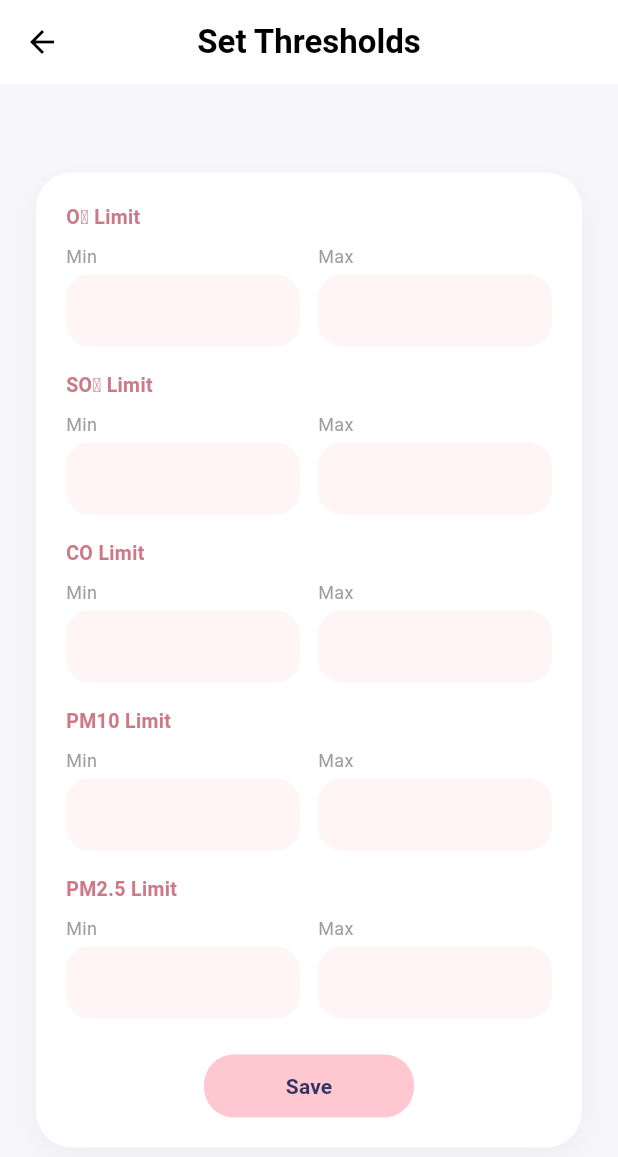
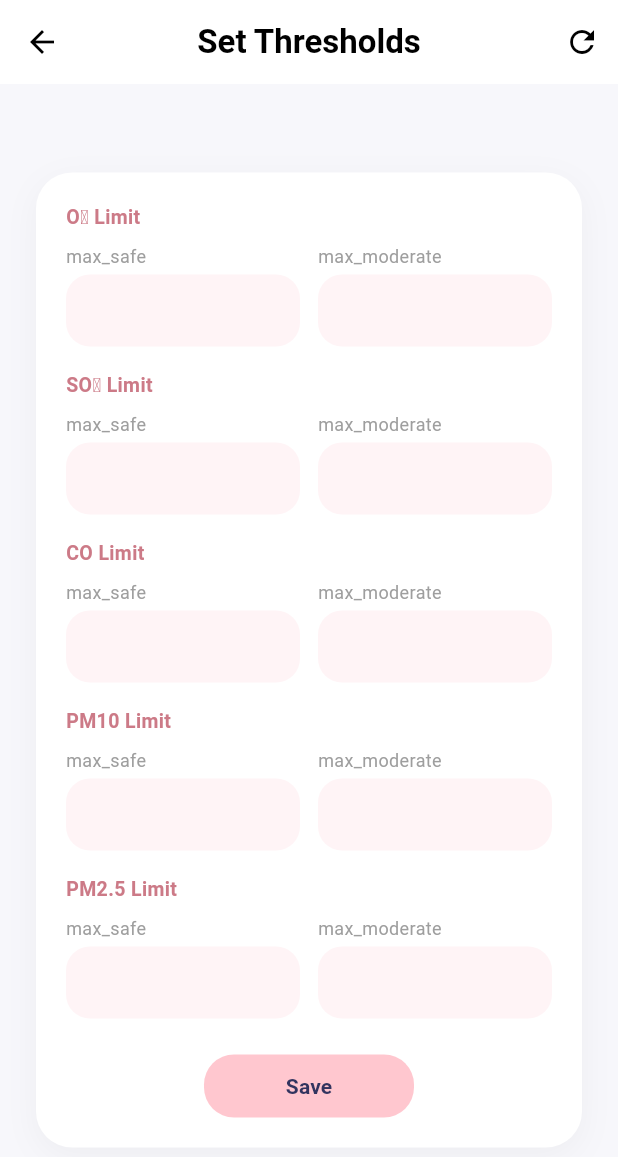
Before and after one commit to mayada388/enviroguard, a Flutter app: the AdminSetThresholdsPage screen opened directly, on a phone screen of 412 x 824 dp. Shown: the top 1157 px of the screen. Run offline on Flutter 3.47's test engine with Material 3 defaults, Android fonts, the phone set to English and light mode, and no system bars; our stand-ins replace cloud_firestore, firebase_auth, firebase_core, firebase_storage, image_picker, open_filex and 2 more; accounts and stored records are empty.

Commit message:
update atheer

```diff
--- a/lib/admin_set_thresholds_page.dart
+++ b/lib/admin_set_thresholds_page.dart
@@ -1,7 +1,130 @@
 import 'package:flutter/material.dart';
+import 'package:cloud_firestore/cloud_firestore.dart';
 
-class AdminSetThresholdsPage extends StatelessWidget {
+class AdminSetThresholdsPage extends StatefulWidget {
   const AdminSetThresholdsPage({super.key});
+
+  @override
+  State<AdminSetThresholdsPage> createState() => _AdminSetThresholdsPageState();
+}
+
+class _AdminSetThresholdsPageState extends State<AdminSetThresholdsPage> {
+  // ====== Firestore ======
+  final _db = FirebaseFirestore.instance;
+
+  // كل عنصر: label للواجهة + docId في فايرستور
+  final List<_PollutantItem> _items = const [
+    _PollutantItem(label: 'O₃ Limit', docId: 'O3'),
+    _PollutantItem(label: 'SO₂ Limit', docId: 'SO2'),
+    _PollutantItem(label: 'CO Limit', docId: 'CO'),
+    _PollutantItem(label: 'PM10 Limit', docId: 'PM10'),
+    _PollutantItem(label: 'PM2.5 Limit', docId: 'PM2_5'),
+  ];
+
+  // Controllers لكل دوكمنت
+  final Map<String, TextEditingController> _safeCtrl = {};
+  final Map<String, TextEditingController> _moderateCtrl = {};
+
+  bool _loading = true;
+  bool _saving = false;
+
+  @override
+  void initState() {
+    super.initState();
+    for (final it in _items) {
+      _safeCtrl[it.docId] = TextEditingController();
+      _moderateCtrl[it.docId] = TextEditingController();
+    }
+    _loadThresholds();
+  }
+
+  @override
+  void dispose() {
+    for (final c in _safeCtrl.values) {
+      c.dispose();
+    }
+    for (final c in _moderateCtrl.values) {
+      c.dispose();
+    }
+    super.dispose();
+  }
+
+  Future<void> _loadThresholds() async {
+    setState(() => _loading = true);
+
+    try {
+      // نقرأ كل الدوكمينتس (بالأسماء اللي عندك)
+      for (final it in _items) {
+        final doc = await _db.collection('thresholds').doc(it.docId).get();
+        final data = doc.data() ?? {};
+
+        final maxSafe = data['max_safe'];
+        final maxModerate = data['max_moderate'];
+
+        _safeCtrl[it.docId]!.text = (maxSafe ?? '').toString();
+        _moderateCtrl[it.docId]!.text = (maxModerate ?? '').toString();
+      }
+    } catch (e) {
+      if (mounted) {
+        ScaffoldMessenger.of(context).showSnackBar(
+          SnackBar(content: Text('Error loading thresholds: $e')),
+        );
+      }
+    }
+
+    if (mounted) setState(() => _loading = false);
+  }
+
+  double? _toDouble(String s) {
+    final v = s.trim();
+    if (v.isEmpty) return null;
+    return double.tryParse(v);
+  }
+
+  Future<void> _saveThresholds() async {
+    setState(() => _saving = true);
+
+    try {
+      final batch = _db.batch();
+
+      for (final it in _items) {
+        final safeVal = _toDouble(_safeCtrl[it.docId]!.text);
+        final modVal = _toDouble(_moderateCtrl[it.docId]!.text);
+
+        // اختياري: تحقق بسيط
+        if (safeVal == null || modVal == null) {
+          throw 'Please fill max_safe and max_moderate for ${it.label}';
+        }
+        if (safeVal > modVal) {
+          throw 'max_safe must be <= max_moderate for ${it.label}';
+        }
+
+        final ref = _db.collection('thresholds').doc(it.docId);
+
+        // Merge عشان ما نمسح حقول ثانية لو موجودة
+        batch.set(ref, {
+          'max_safe': safeVal,
+          'max_moderate': modVal,
+          'updatedAt': FieldValue.serverTimestamp(),
+        }, SetOptions(merge: true));
+      }
+
+      await batch.commit();
+
+      if (!mounted) return;
+      ScaffoldMessenger.of(context).showSnackBar(
+        const SnackBar(content: Text('Thresholds saved ✅')),
+      );
+    } catch (e) {
+      if (mounted) {
+        ScaffoldMessenger.of(context).showSnackBar(
+          SnackBar(content: Text('Save failed: $e')),
+        );
+      }
+    }
+
+    if (mounted) setState(() => _saving = false);
+  }
 
   @override
   Widget build(BuildContext context) {
@@ -25,6 +148,13 @@ class AdminSetThresholdsPage extends StatelessWidget {
             fontWeight: FontWeight.w600,
           ),
         ),
+        actions: [
+          IconButton(
+            tooltip: 'Reload',
+            onPressed: _loading || _saving ? null : _loadThresholds,
+            icon: const Icon(Icons.refresh, color: Colors.black),
+          ),
+        ],
       ),
       body: Center(
         child: SingleChildScrollView(
@@ -42,35 +172,28 @@ class AdminSetThresholdsPage extends StatelessWidget {
                 ),
               ],
             ),
-            child: Column(
+            child: _loading
+                ? const Padding(
+                    padding: EdgeInsets.symmetric(vertical: 30),
+                    child: Center(child: CircularProgressIndicator()),
+                  )
+                : Column(
                     mainAxisSize: MainAxisSize.min,
                     children: [
-                _buildLimitField(label: 'O₃ Limit'),
-                const SizedBox(height: 16),
-
-                _buildLimitField(label: 'SO₂ Limit'),
-                const SizedBox(height: 16),
-
-                _buildLimitField(label: 'CO Limit'),
-                const SizedBox(height: 16),
-
-                _buildLimitField(label: 'PM10 Limit'),
-                const SizedBox(height: 16),
-
-                _buildLimitField(label: 'PM2.5 Limit'),
+                      for (int i = 0; i < _items.length; i++) ...[
+                        _buildLimitField(
+                          label: _items[i].label,
+                          docId: _items[i].docId,
+                        ),
+                        if (i != _items.length - 1) const SizedBox(height: 16),
+                      ],
                       const SizedBox(height: 24),
 
                       SizedBox(
                         width: 140,
                         height: 42,
                         child: ElevatedButton(
-                    onPressed: () {
-                      ScaffoldMessenger.of(context).showSnackBar(
-                        const SnackBar(
-                          content: Text('Thresholds saved (UI only)'),
-                        ),
-                      );
-                    },
+                          onPressed: _saving ? null : _saveThresholds,
                           style: ElevatedButton.styleFrom(
                             backgroundColor: const Color(0xFFFFC7CF),
                             foregroundColor: primaryColor,
@@ -79,7 +202,13 @@ class AdminSetThresholdsPage extends StatelessWidget {
                             ),
                             elevation: 0,
                           ),
-                    child: const Text(
+                          child: _saving
+                              ? const SizedBox(
+                                  width: 18,
+                                  height: 18,
+                                  child: CircularProgressIndicator(strokeWidth: 2),
+                                )
+                              : const Text(
                                   'Save',
                                   style: TextStyle(fontWeight: FontWeight.w600),
                                 ),
@@ -94,7 +223,10 @@ class AdminSetThresholdsPage extends StatelessWidget {
   }
 
   // ================= Limit Field =================
-  Widget _buildLimitField({required String label}) {
+  Widget _buildLimitField({required String label, required String docId}) {
+    final safeController = _safeCtrl[docId]!;
+    final moderateController = _moderateCtrl[docId]!;
+
     return Column(
       crossAxisAlignment: CrossAxisAlignment.start,
       children: [
@@ -110,13 +242,13 @@ class AdminSetThresholdsPage extends StatelessWidget {
 
         Row(
           children: [
-            // Min Field
+            // max_safe
             Expanded(
               child: Column(
                 crossAxisAlignment: CrossAxisAlignment.start,
                 children: [
                   const Text(
-                    'Min',
+                    'max_safe',
                     style: TextStyle(fontSize: 12, color: Colors.grey),
                   ),
                   const SizedBox(height: 4),
@@ -125,12 +257,12 @@ class AdminSetThresholdsPage extends StatelessWidget {
                       color: const Color(0xFFFFF4F6),
                       borderRadius: BorderRadius.circular(16),
                     ),
-                    child: const TextField(
-                      keyboardType: TextInputType.number,
-                      decoration: InputDecoration(
+                    child: TextField(
+                      controller: safeController,
+                      keyboardType: const TextInputType.numberWithOptions(decimal: true),
+                      decoration: const InputDecoration(
                         border: InputBorder.none,
-                        contentPadding: EdgeInsets.symmetric(
-                            horizontal: 16, vertical: 10),
+                        contentPadding: EdgeInsets.symmetric(horizontal: 16, vertical: 10),
                       ),
                     ),
                   ),
@@ -140,13 +272,13 @@ class AdminSetThresholdsPage extends StatelessWidget {
 
             const SizedBox(width: 12),
 
-            // Max Field
+            // max_moderate
             Expanded(
               child: Column(
                 crossAxisAlignment: CrossAxisAlignment.start,
                 children: [
                   const Text(
-                    'Max',
+                    'max_moderate',
                     style: TextStyle(fontSize: 12, color: Colors.grey),
                   ),
                   const SizedBox(height: 4),
@@ -155,12 +287,12 @@ class AdminSetThresholdsPage extends StatelessWidget {
                       color: const Color(0xFFFFF4F6),
                       borderRadius: BorderRadius.circular(16),
                     ),
-                    child: const TextField(
-                      keyboardType: TextInputType.number,
-                      decoration: InputDecoration(
+                    child: TextField(
+                      controller: moderateController,
+                      keyboardType: const TextInputType.numberWithOptions(decimal: true),
+                      decoration: const InputDecoration(
                         border: InputBorder.none,
-                        contentPadding: EdgeInsets.symmetric(
-                            horizontal: 16, vertical: 10),
+                        contentPadding: EdgeInsets.symmetric(horizontal: 16, vertical: 10),
                       ),
                     ),
                   ),
@@ -173,3 +305,9 @@ class AdminSetThresholdsPage extends StatelessWidget {
     );
   }
 }
+
+class _PollutantItem {
+  final String label;
+  final String docId;
+  const _PollutantItem({required this.label, required this.docId});
+}
```
Lines whose indentation alone changed are shown as unchanged.
